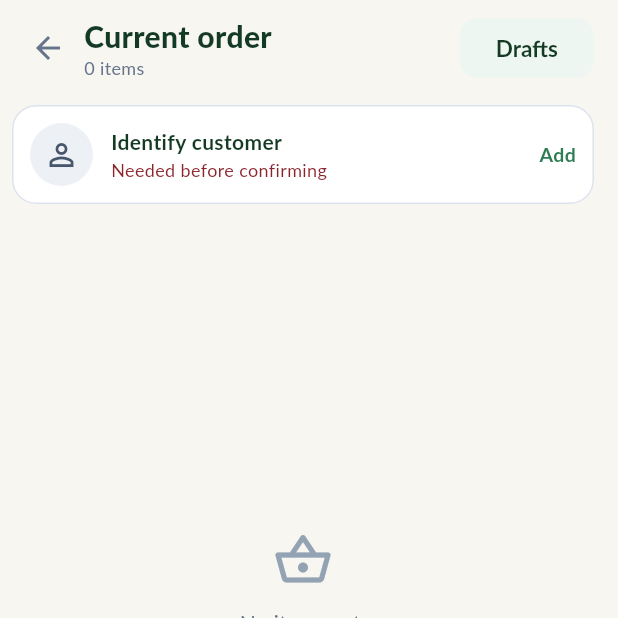
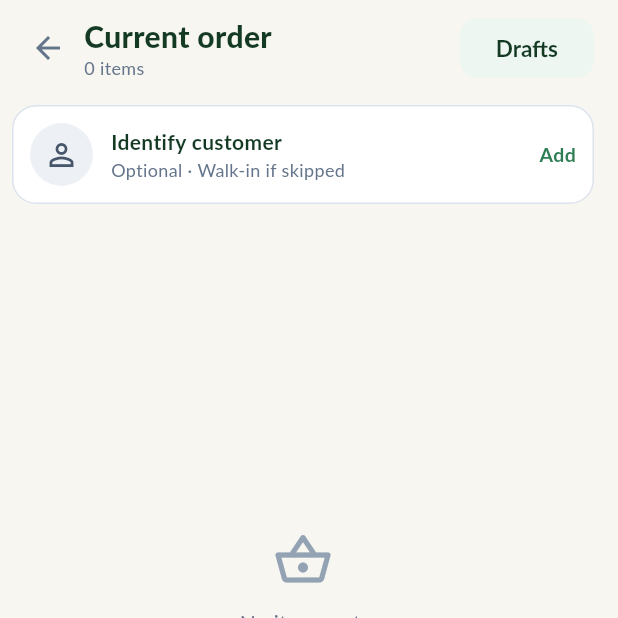
Before and after one commit to krnskrll/event-mpos, a Flutter app: the CartScreen screen opened by its route, on a phone screen of 412 x 824 dp, the top half of it. Run offline on Flutter 3.47's test engine with Material 3 defaults, Android fonts, the phone set to English and light mode, and no system bars; our stand-ins replace cached_network_image, connectivity_plus, decimal, dio, drift, drift_flutter and 5 more; missing offline and left inert: bcrypt, mobile_scanner, universal_ble, workmanager; accounts and stored records are empty; generated files the repository leaves out were written again; network calls fail.

Commit message:
fix(app): customer is optional; no customer = Walk-in
Skip on Identify customer closed the scanner but Confirm stayed disabled until
a customer was set. Confirm now works without one and the order is sold to
"Walk-in" (the server still gets a customer name).

Co-Authored-By: Claude Opus 5.5 <noreply@anthropic.com>

```diff
--- a/mobile/lib/data/order/order_repository.dart
+++ b/mobile/lib/data/order/order_repository.dart
@@ -44,7 +44,7 @@ class OrderRepository {
   /// Confirms the sale on the device, online or offline: final number from this device's block,
   /// receipt stored and printed, upload queued as [staffId]. Returns the order key. Throws [NoOrderNumbers].
   Future<String> confirm(AssignedEvent event, Cart cart, PricedCart priced, {required String staffId}) async {
-    final customer = cart.customer!;
+    final customer = cart.buyer;
     final (:number, :businessDate) = await _numbers.next(event.id);
     final padded = number.toString().padLeft(3, '0');
     final display = '#$padded';
--- a/mobile/lib/domain/cart.dart
+++ b/mobile/lib/domain/cart.dart
@@ -25,6 +25,9 @@ class Cart {
   final Customer? customer;
 
   bool get isEmpty => items.isEmpty && customer == null;
+
+  /// Who the order is for: the identified customer, else Walk-in.
+  Customer get buyer => customer ?? Customer.walkIn;
   int get count => items.values.fold(0, (sum, qty) => sum + qty);
 
   /// Units of [productId] in the cart, across all its variants.
--- a/mobile/lib/domain/customer.dart
+++ b/mobile/lib/domain/customer.dart
@@ -4,6 +4,9 @@ enum CustomerSource { localCache, onlineLookup, manual }
 /// The customer linked to the current sale.
 class Customer {
   const Customer({required this.name, this.tier, this.qrCode, required this.source});
+
+  /// The customer of a sale nobody was identified for (Skip, or no customer added).
+  static const walkIn = Customer(name: 'Walk-in', source: CustomerSource.manual);
 
   factory Customer.fromJson(Map<String, dynamic> json) => Customer(
     name: json['name'],
--- a/mobile/lib/features/cart/order_panel.dart
+++ b/mobile/lib/features/cart/order_panel.dart
@@ -158,16 +158,16 @@ class _OrderPanelState extends ConsumerState<OrderPanel> {
           ),
         const SizedBox(height: 14),
         BrandButton(
-          text: cart.customer == null && cart.items.isNotEmpty ? 'Identify a customer to confirm' : 'Confirm order',
+          text: 'Confirm order',
           loading: _confirming,
-          onPressed: cart.customer == null || cart.items.isEmpty ? null : _confirm,
+          onPressed: cart.items.isEmpty ? null : _confirm,
         ),
       ],
     );
   }
 }
 
-/// Linked customer on a green card, or the prompt to identify one (required before confirming).
+/// Linked customer on a green card, or the optional prompt to identify one (none = Walk-in).
 class _CustomerCard extends StatelessWidget {
   const _CustomerCard(this.customer);
 
@@ -210,7 +210,7 @@ class _CustomerCard extends StatelessWidget {
                       style: AppText.body.copyWith(fontWeight: FontWeight.w700, color: Brand.forest),
                     ),
                     if (c == null)
-                      Text('Needed before confirming', style: AppText.caption.copyWith(color: Brand.errorInk))
+                      Text('Optional · Walk-in if skipped', style: AppText.caption.copyWith(color: Brand.muted))
                     else if (detail.isNotEmpty)
                       Text(detail, style: AppText.caption.copyWith(color: Brand.forest)),
                   ],
--- a/mobile/lib/features/sell/sell_screen.dart
+++ b/mobile/lib/features/sell/sell_screen.dart
@@ -350,7 +350,7 @@ class _CartBar extends ConsumerWidget {
   Widget build(BuildContext context, WidgetRef ref) {
     final cart = ref.watch(cartProvider);
     final priced = ref.watch(pricedCartProvider);
-    final detail = [cart.customer?.name ?? 'No customer yet', if (priced.discount.toDouble() > 0) 'promo applied'];
+    final detail = [cart.buyer.name, if (priced.discount.toDouble() > 0) 'promo applied'];
     return Material(
       color: Brand.forest,
       elevation: 8,
```
Also changed, not shown: 1 other file.
